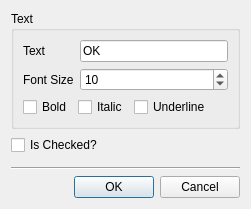
First picture: the form in src/Core/form_checkbox_properties.ui, repository igormironchik/prototyper, before the edit.
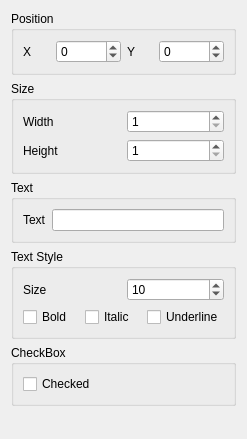
Second picture: the form after the edit.

Commit message: Use new properties for checkbox and radio butoon.

What changed in the file:
```diff
--- a/src/Core/form_checkbox_properties.ui
+++ b/src/Core/form_checkbox_properties.ui
@@ -1,13 +1,13 @@
 <?xml version="1.0" encoding="UTF-8"?>
 <ui version="4.0">
  <class>CheckBoxProperties</class>
- <widget class="QDialog" name="CheckBoxProperties">
+ <widget class="QWidget" name="CheckBoxProperties">
   <property name="geometry">
    <rect>
     <x>0</x>
     <y>0</y>
-    <width>251</width>
-    <height>209</height>
+    <width>247</width>
+    <height>439</height>
    </rect>
   </property>
   <property name="windowTitle">
@@ -15,84 +15,170 @@
   </property>
   <layout class="QVBoxLayout" name="verticalLayout_2">
    <item>
-    <widget class="QGroupBox" name="groupBox">
+    <widget class="QGroupBox" name="groupBox_2">
      <property name="title">
-      <string>Text</string>
+      <string>Position</string>
      </property>
-     <layout class="QVBoxLayout" name="verticalLayout">
+     <layout class="QHBoxLayout" name="horizontalLayout">
+      <item>
+       <widget class="QLabel" name="label_3">
+        <property name="text">
+         <string>X</string>
+        </property>
+       </widget>
+      </item>
+      <item>
+       <widget class="QSpinBox" name="m_x">
+        <property name="minimum">
+         <number>-99999</number>
+        </property>
+        <property name="maximum">
+         <number>99999</number>
+        </property>
+       </widget>
+      </item>
+      <item>
+       <widget class="QLabel" name="label_4">
+        <property name="text">
+         <string>Y</string>
+        </property>
+       </widget>
+      </item>
+      <item>
+       <widget class="QSpinBox" name="m_y">
+        <property name="minimum">
+         <number>-99999</number>
+        </property>
+        <property name="maximum">
+         <number>99999</number>
+        </property>
+       </widget>
+      </item>
+     </layout>
+    </widget>
+   </item>
+   <item>
+    <widget class="QGroupBox" name="groupBox_3">
+     <property name="title">
+      <string>Size</string>
+     </property>
+     <layout class="QHBoxLayout" name="horizontalLayout_4">
       <item>
        <layout class="QGridLayout" name="gridLayout">
         <item row="0" column="0">
-         <widget class="QLabel" name="label">
+         <widget class="QLabel" name="label_5">
           <property name="text">
-           <string>Text</string>
-          </property>
-         </widget>
-        </item>
-        <item row="1" column="1">
-         <widget class="QSpinBox" name="m_fontSize">
-          <property name="minimum">
-           <number>5</number>
-          </property>
-          <property name="maximum">
-           <number>999</number>
-          </property>
-          <property name="value">
-           <number>10</number>
+           <string>Width</string>
           </property>
          </widget>
         </item>
         <item row="0" column="1">
-         <widget class="QLineEdit" name="m_text">
-          <property name="text">
-           <string>OK</string>
+         <widget class="QSpinBox" name="m_width">
+          <property name="minimum">
+           <number>1</number>
+          </property>
+          <property name="maximum">
+           <number>99999</number>
           </property>
          </widget>
         </item>
         <item row="1" column="0">
-         <widget class="QLabel" name="label_2">
+         <widget class="QLabel" name="label_6">
           <property name="text">
-           <string>Font Size</string>
+           <string>Height</string>
           </property>
          </widget>
         </item>
-       </layout>
-      </item>
-      <item>
-       <layout class="QHBoxLayout" name="horizontalLayout">
-        <item>
-         <widget class="QCheckBox" name="m_bold">
-          <property name="text">
-           <string>Bold</string>
+        <item row="1" column="1">
+         <widget class="QSpinBox" name="m_height">
+          <property name="minimum">
+           <number>1</number>
           </property>
-         </widget>
-        </item>
-        <item>
-         <widget class="QCheckBox" name="m_italic">
-          <property name="text">
-           <string>Italic</string>
+          <property name="maximum">
+           <number>99999</number>
           </property>
          </widget>
         </item>
+       </layout>
+      </item>
+     </layout>
+    </widget>
+   </item>
+   <item>
+    <widget class="QGroupBox" name="groupBox_4">
+     <property name="title">
+      <string>Text</string>
+     </property>
+     <layout class="QHBoxLayout" name="horizontalLayout_5">
+      <item>
+       <widget class="QLabel" name="label">
+        <property name="text">
+         <string>Text</string>
+        </property>
+       </widget>
+      </item>
+      <item>
+       <widget class="QLineEdit" name="m_text"/>
+      </item>
+     </layout>
+    </widget>
+   </item>
+   <item>
+    <widget class="QGroupBox" name="groupBox">
+     <property name="title">
+      <string>Text Style</string>
+     </property>
+     <layout class="QHBoxLayout" name="horizontalLayout_6">
+      <item>
+       <layout class="QVBoxLayout" name="verticalLayout">
         <item>
-         <widget class="QCheckBox" name="m_underline">
-          <property name="text">
-           <string>Underline</string>
-          </property>
-         </widget>
+         <layout class="QHBoxLayout" name="horizontalLayout_3">
+          <item>
+           <widget class="QLabel" name="label_2">
+            <property name="text">
+             <string>Size</string>
+            </property>
+           </widget>
+          </item>
+          <item>
+           <widget class="QSpinBox" name="m_size">
+            <property name="minimum">
+             <number>5</number>
+            </property>
+            <property name="maximum">
+             <number>999</number>
+            </property>
+            <property name="value">
+             <number>10</number>
+            </property>
+           </widget>
+          </item>
+         </layout>
         </item>
         <item>
-         <spacer name="horizontalSpacer">
-          <property name="orientation">
-           <enum>Qt::Horizontal</enum>
-          </property>
-          <property name="sizeHint" stdset="0">
-           <size>
-            <width>40</width>
-            <height>20</height>
-           </size>
-          </property>
-         </spacer>
+         <layout class="QHBoxLayout" name="horizontalLayout_2">
+          <item>
+           <widget class="QCheckBox" name="m_bold">
+            <property name="text">
+             <string>Bold</string>
+            </property>
+           </widget>
+          </item>
+          <item>
+           <widget class="QCheckBox" name="m_italic">
+            <property name="text">
+             <string>Italic</string>
+            </property>
+           </widget>
+          </item>
+          <item>
+           <widget class="QCheckBox" name="m_underline">
+            <property name="text">
+             <string>Underline</string>
+            </property>
+           </widget>
+          </item>
+         </layout>
         </item>
        </layout>
       </item>
@@ -100,10 +186,19 @@
     </widget>
    </item>
    <item>
-    <widget class="QCheckBox" name="m_isChecked">
-     <property name="text">
-      <string>Is Checked?</string>
+    <widget class="QGroupBox" name="groupBox_5">
+     <property name="title">
+      <string>CheckBox</string>
      </property>
+     <layout class="QHBoxLayout" name="horizontalLayout_7">
+      <item>
+       <widget class="QCheckBox" name="m_checked">
+        <property name="text">
+         <string>Checked</string>
+        </property>
+       </widget>
+      </item>
+     </layout>
     </widget>
    </item>
    <item>
@@ -113,29 +208,12 @@
      </property>
      <property name="sizeHint" stdset="0">
       <size>
-       <width>20</width>
-       <height>0</height>
+       <width>17</width>
+       <height>8</height>
       </size>
      </property>
     </spacer>
    </item>
-   <item>
-    <widget class="Line" name="line">
-     <property name="orientation">
-      <enum>Qt::Horizontal</enum>
-     </property>
-    </widget>
-   </item>
-   <item>
-    <widget class="QDialogButtonBox" name="buttonBox">
-     <property name="orientation">
-      <enum>Qt::Horizontal</enum>
-     </property>
-     <property name="standardButtons">
-      <set>QDialogButtonBox::Cancel|QDialogButtonBox::Ok</set>
-     </property>
-    </widget>
-   </item>
   </layout>
  </widget>
  <resources/>
```
Left out of the diff: 47 changed lines with no effect on the pictures. The commit also changes 11 other files.
